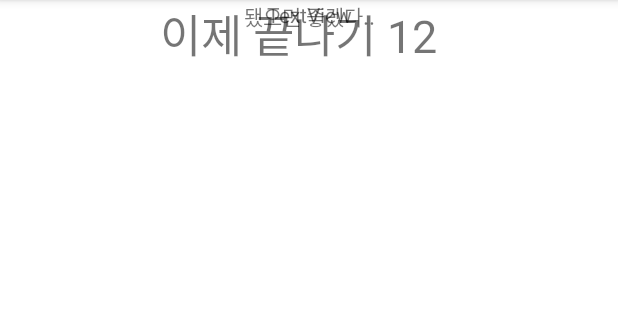
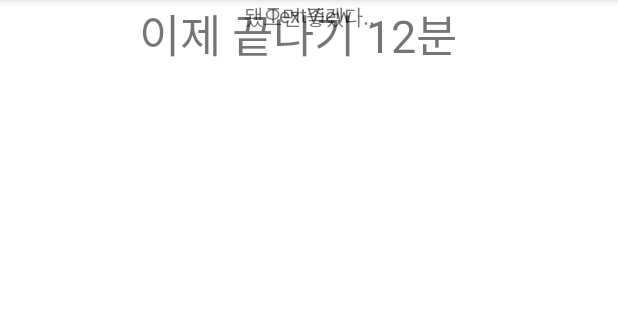
Before and after one commit to ddddabi/GURU2_project, an Android app: the screen it shows after launch (MainActivity), on a phone screen of 412 x 824 dp, the part 84-404 px from its top. Run offline under Robolectric (Android 15) with nearby library versions, the phone set to English and light mode, and no system bars.

Commit message:
수정완

```diff
--- a/app/src/main/res/layout/activity_main.xml
+++ b/app/src/main/res/layout/activity_main.xml
@@ -10,7 +10,7 @@
         android:id="@+id/textView"
         android:layout_width="wrap_content"
         android:layout_height="wrap_content"
-        android:text="이제 끝나기 12  "
+        android:text="이제 끝나기 12분  "
         android:textSize="30dp"
         app:layout_constraintEnd_toEndOf="parent"
         app:layout_constraintStart_toStartOf="parent"
```
